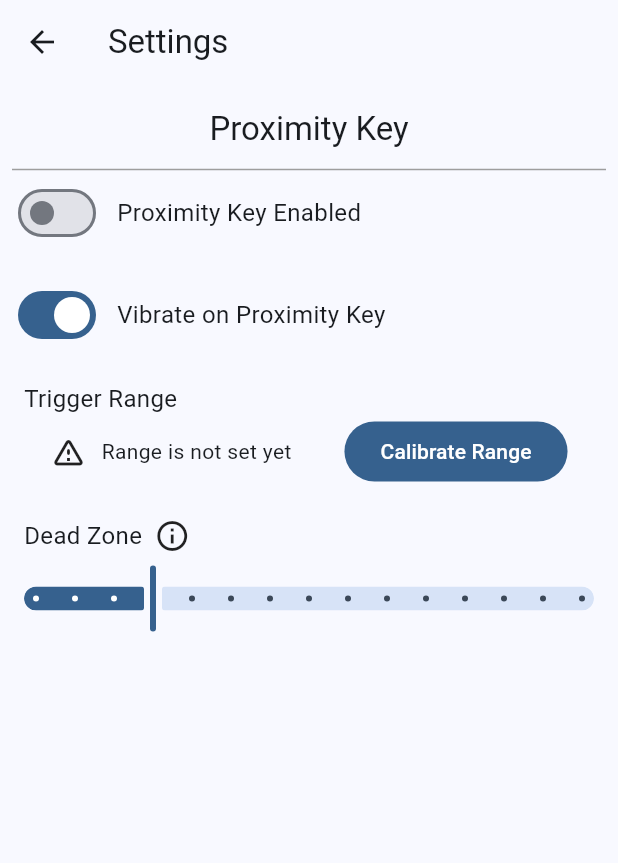
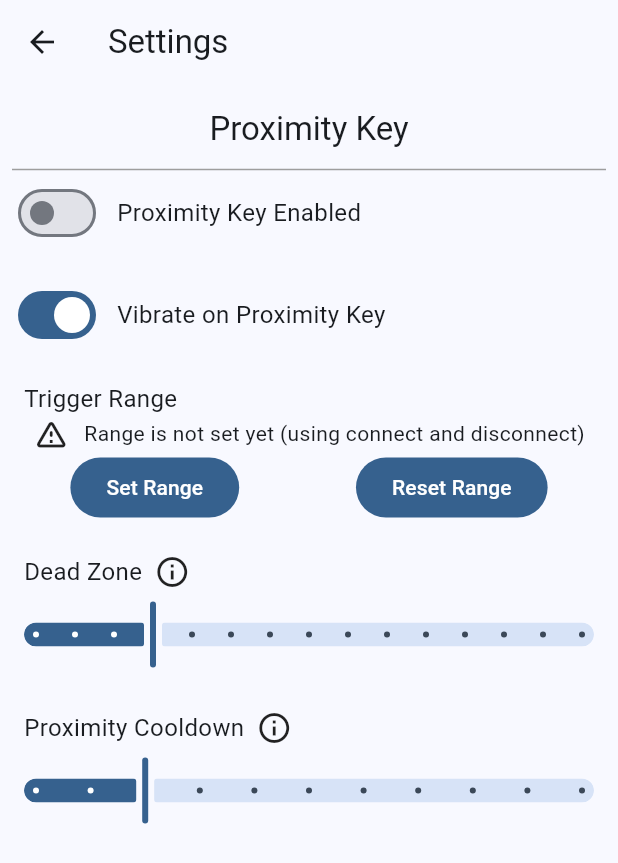
Before and after one commit to Mauznemo/OpenCarKey, a Flutter app: the SettingsPage screen opened by its route, on a phone screen of 412 x 824 dp. Shown: the top 863 px of the screen. Run offline on Flutter 3.47's test engine with Material 3 defaults, Android fonts, the phone set to English and light mode, and no system bars; drawn by our look-alikes of dynamic_color; our stand-ins replace flutter_blue_plus, flutter_local_notifications, shared_preferences, vibration; missing offline and left inert: flutter_background_service; accounts and stored records are empty; statements that could not run were skipped.

Commit message:
feat(mobile app): add proximity cooldown

```diff
--- a/MobileApp/lib/pages/settings.dart
+++ b/MobileApp/lib/pages/settings.dart
@@ -16,6 +16,7 @@ class _SettingsState extends State<SettingsPage> {
   bool vibrate = true;
   double triggerStrength = -200;
   double deadZone = 4;
+  double proximityCooldown = 1; //in min
 
   void loadPrefs() async {
     prefs = await SharedPreferences.getInstance();
@@ -24,8 +25,22 @@ class _SettingsState extends State<SettingsPage> {
     triggerStrength = prefs.getDouble('triggerStrength') ?? -200;
     vibrate = prefs.getBool('vibrate') ?? true;
     deadZone = prefs.getDouble('deadZone') ?? 4;
+    proximityCooldown = prefs.getDouble('proximityCooldown') ?? 1;
 
     setState(() {});
+  }
+
+  String convertToMinSecString(double value) {
+    int totalSeconds = (value * 60).toInt();
+    int minutes = totalSeconds ~/ 60;
+    int seconds = totalSeconds % 60;
+    if (minutes == 0) {
+      return '$seconds sec';
+    } else if (seconds == 0) {
+      return '$minutes min';
+    } else {
+      return '$minutes min $seconds sec';
+    }
   }
 
   @override
@@ -111,7 +126,8 @@ class _SettingsState extends State<SettingsPage> {
                           children: [
                             const Icon(Icons.warning_amber_rounded),
                             const SizedBox(width: 10),
-                            Text('Range is not set yet'),
+                            Text(
+                                'Range is not set yet (using connect and disconnect)'),
                           ],
                         )
                       : Row(
@@ -122,7 +138,16 @@ class _SettingsState extends State<SettingsPage> {
                                 'Range is set to ${triggerStrength.toStringAsFixed(2)} dBm'),
                           ],
                         ),
-                  FilledButton(
+                ],
+              ),
+            ),
+            Row(
+              mainAxisAlignment: MainAxisAlignment.spaceAround,
+              children: [
+                Tooltip(
+                  message: 'Set a signal strength to lock and unlock at',
+                  showDuration: const Duration(seconds: 5),
+                  child: FilledButton(
                       onPressed: () async {
                         await Navigator.pushNamed(
                             context, '/range_calibration');
@@ -130,9 +155,23 @@ class _SettingsState extends State<SettingsPage> {
                             prefs.getDouble('triggerStrength') ?? -200;
                         setState(() {});
                       },
-                      child: const Text('Calibrate Range')),
-                ],
-              ),
+                      child: const Text('Set Range')),
+                ),
+                Tooltip(
+                  message:
+                      'Use connect and disconnect instead of signal strength',
+                  showDuration: const Duration(seconds: 5),
+                  child: FilledButton(
+                      onPressed: () {
+                        prefs.setDouble('triggerStrength', -200);
+                        BleBackgroundService.setProximityStrength(-200);
+                        triggerStrength = -200;
+
+                        setState(() {});
+                      },
+                      child: const Text('Reset Range')),
+                )
+              ],
             ),
             const SizedBox(height: 20),
             Row(mainAxisAlignment: MainAxisAlignment.start, children: [
@@ -172,6 +211,45 @@ class _SettingsState extends State<SettingsPage> {
                       setState(() {
                         deadZone = value;
                       });
+                    })),
+            const SizedBox(height: 20),
+            Row(mainAxisAlignment: MainAxisAlignment.start, children: [
+              const Align(
+                alignment: Alignment.centerLeft,
+                child: Padding(
+                  padding: EdgeInsets.only(left: 8.0),
+                  child: Text(
+                    'Proximity Cooldown',
+                    style: TextStyle(fontSize: 16),
+                  ),
+                ),
+              ),
+              Tooltip(
+                  message:
+                      'Time to not unlock/lock again after locking/unlocking. To prevent rapid locking and unlocking while getting close or going away.',
+                  triggerMode: TooltipTriggerMode.tap,
+                  showDuration: const Duration(minutes: 1),
+                  child: Padding(
+                    padding: const EdgeInsets.symmetric(horizontal: 8.0),
+                    child: Icon(Icons.info_outline),
+                  )),
+            ]),
+            SliderTheme(
+                data: SliderTheme.of(context)
+                    .copyWith(year2023: false, padding: EdgeInsets.all(8)),
+                child: Slider(
+                    value: proximityCooldown,
+                    min: 0,
+                    max: 5,
+                    divisions: 10,
+                    label: convertToMinSecString(proximityCooldown),
+                    onChanged: (value) {
+                      prefs.setDouble('proximityCooldown', value);
+                      BleBackgroundService.setProximityCooldown(value);
+
+                      setState(() {
+                        proximityCooldown = value;
+                      });
                     }))
           ]),
         ));
--- a/MobileApp/lib/services/ble_background_service.dart
+++ b/MobileApp/lib/services/ble_background_service.dart
@@ -27,6 +27,7 @@ class BleBackgroundService {
   static double _proximityStrength = 100;
   static bool _vibrate = true;
   static double _deadZone = 4;
+  static double _proximityCooldown = 1;
 
   // This should be in your main.dart before runApp
   static Future<void> initializeService() async {
@@ -111,6 +112,7 @@ class BleBackgroundService {
     _proximityStrength = _prefs.getDouble('triggerStrength') ?? -200;
     _deadZone = _prefs.getDouble('deadZone') ?? 4;
     _vibrate = _prefs.getBool('vibrate') ?? true;
+    _proximityCooldown = _prefs.getDouble('proximityCooldown') ?? 1;
 
     service.on('set_proximity_key').listen((event) async {
       if (event == null) return;
@@ -119,7 +121,25 @@ class BleBackgroundService {
 
       String message = enabled ? 'PROX_KEY_ON' : 'PROX_KEY_OFF';
       for (final vehicle in vehicles) {
+        if (!vehicle.device.isConnected) continue;
         await BleService.sendMessage(vehicle.device, message);
+        await Future.delayed(Duration(milliseconds: 200));
+        await BleService.sendMessage(vehicle.device,
+            'RSSI_TRIG:${_proximityStrength.toStringAsFixed(2)},${_deadZone.toInt()}');
+        await Future.delayed(Duration(milliseconds: 200));
+        await BleService.sendMessage(vehicle.device,
+            'PROX_COOLD:${_proximityCooldown.toStringAsFixed(2)}');
+      }
+    });
+
+    service.on('set_proximity_cooldown').listen((event) async {
+      if (event == null) return;
+      double cooldown = event['cooldown'].toDouble();
+      _proximityCooldown = cooldown;
+      for (final vehicle in vehicles) {
+        if (!vehicle.device.isConnected) continue;
+        await BleService.sendMessage(
+            vehicle.device, 'PROX_COOLD:${cooldown.toStringAsFixed(2)}');
       }
     });
 
@@ -264,6 +284,9 @@ class BleBackgroundService {
           await Future.delayed(Duration(milliseconds: 200));
           await BleService.sendMessage(changedVehicle.device,
               'RSSI_TRIG:${_proximityStrength.toStringAsFixed(2)},${_deadZone.toInt()}'); //
+          await Future.delayed(Duration(milliseconds: 200));
+          await BleService.sendMessage(changedVehicle.device,
+              'PROX_COOLD:${_proximityCooldown.toStringAsFixed(2)}');
           await Future.delayed(Duration(milliseconds: 200));
           await BleService.sendMessage(changedVehicle.device, 'PROX_KEY_ON');
         }
@@ -451,6 +474,10 @@ class BleBackgroundService {
     _service.invoke('send_data', {});
   }
 
+  static void setProximityCooldown(double cooldown) {
+    _service.invoke('set_proximity_cooldown', {'cooldown': cooldown});
+  }
+
   static void setVibrate(bool enabled) {
     _service.invoke('set_vibrate', {'enabled': enabled});
   }
```
